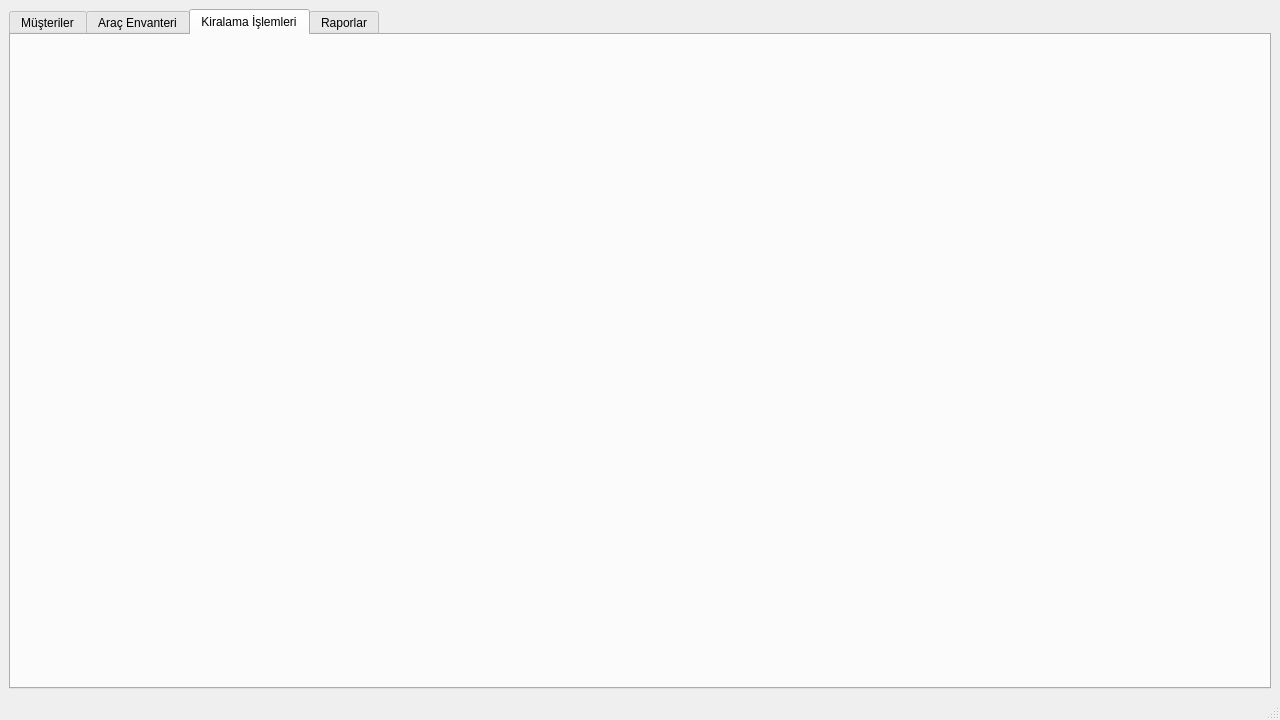
Above: main_window.ui from ardasarioglu/vtys_proje before the change. Below: the same form after it.
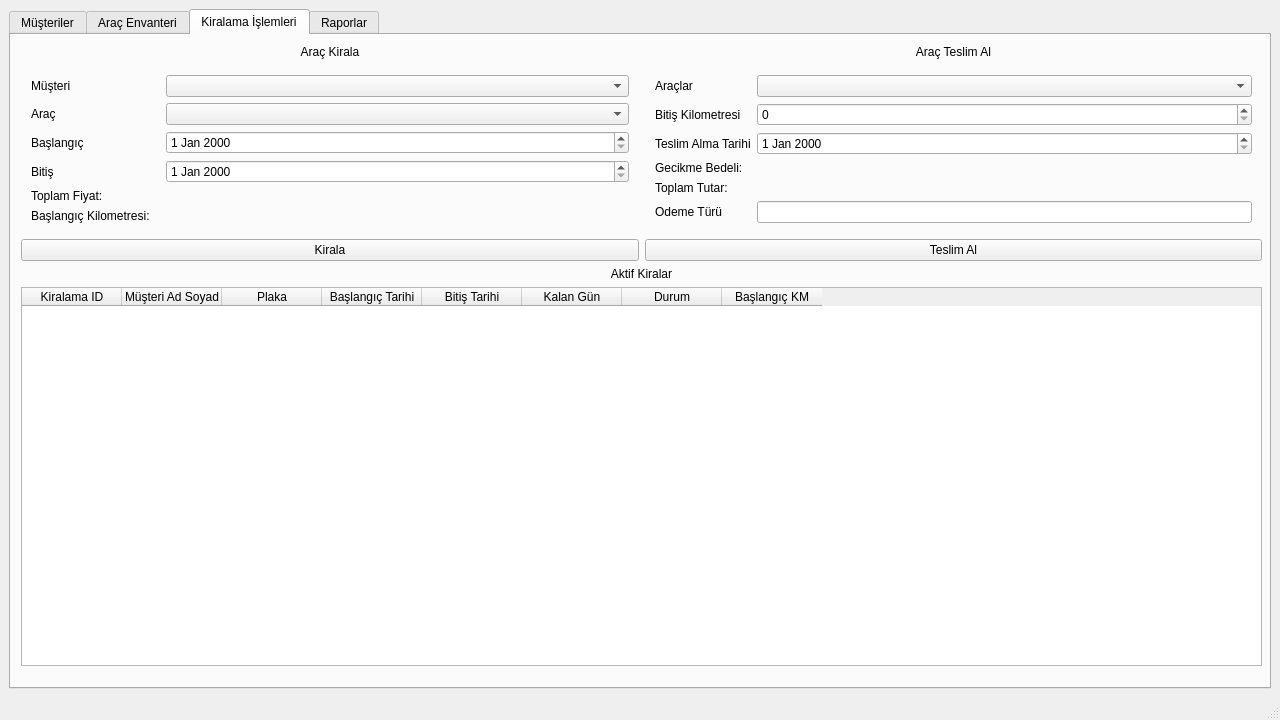
That is the form after the change. The open tabs and pages were chosen to show the change.

What changed in the file:
```diff
--- a/main_window.ui
+++ b/main_window.ui
@@ -275,6 +275,321 @@
        <attribute name="title">
         <string>Kiralama İşlemleri</string>
        </attribute>
+       <widget class="QWidget" name="layoutWidget">
+        <property name="geometry">
+         <rect>
+          <x>10</x>
+          <y>10</y>
+          <width>1241</width>
+          <height>621</height>
+         </rect>
+        </property>
+        <layout class="QVBoxLayout" name="verticalLayout_4">
+         <item>
+          <layout class="QHBoxLayout" name="horizontalLayout_5">
+           <property name="sizeConstraint">
+            <enum>QLayout::SetDefaultConstraint</enum>
+           </property>
+           <item>
+            <layout class="QVBoxLayout" name="verticalLayout_2">
+             <property name="sizeConstraint">
+              <enum>QLayout::SetDefaultConstraint</enum>
+             </property>
+             <item>
+              <widget class="QLabel" name="label_5">
+               <property name="sizePolicy">
+                <sizepolicy hsizetype="MinimumExpanding" vsizetype="Preferred">
+                 <horstretch>0</horstretch>
+                 <verstretch>0</verstretch>
+                </sizepolicy>
+               </property>
+               <property name="text">
+                <string>Araç Kirala</string>
+               </property>
+               <property name="alignment">
+                <set>Qt::AlignCenter</set>
+               </property>
+              </widget>
+             </item>
+             <item>
+              <layout class="QFormLayout" name="formLayout">
+               <property name="horizontalSpacing">
+                <number>16</number>
+               </property>
+               <property name="verticalSpacing">
+                <number>6</number>
+               </property>
+               <property name="leftMargin">
+                <number>10</number>
+               </property>
+               <property name="topMargin">
+                <number>10</number>
+               </property>
+               <property name="rightMargin">
+                <number>10</number>
+               </property>
+               <property name="bottomMargin">
+                <number>10</number>
+               </property>
+               <item row="0" column="0">
+                <widget class="QLabel" name="label">
+                 <property name="text">
+                  <string>Müşteri</string>
+                 </property>
+                </widget>
+               </item>
+               <item row="0" column="1">
+                <widget class="QComboBox" name="kiralama_musteri_combobox"/>
+               </item>
+               <item row="1" column="0">
+                <widget class="QLabel" name="label_2">
+                 <property name="text">
+                  <string>Araç</string>
+                 </property>
+                </widget>
+               </item>
+               <item row="1" column="1">
+                <widget class="QComboBox" name="kiralama_arac_combobox"/>
+               </item>
+               <item row="2" column="0">
+                <widget class="QLabel" name="label_3">
+                 <property name="text">
+                  <string>Başlangıç</string>
+                 </property>
+                </widget>
+               </item>
+               <item row="2" column="1">
+                <widget class="QDateEdit" name="kiralama_baslangic_date"/>
+               </item>
+               <item row="3" column="0">
+                <widget class="QLabel" name="label_4">
+                 <property name="text">
+                  <string>Bitiş</string>
+                 </property>
+                </widget>
+               </item>
+               <item row="3" column="1">
+                <widget class="QDateEdit" name="kiralama_bitis_date"/>
+               </item>
+               <item row="4" column="0">
+                <widget class="QLabel" name="label_10">
+                 <property name="text">
+                  <string>Toplam Fiyat:</string>
+                 </property>
+                </widget>
+               </item>
+               <item row="4" column="1">
+                <widget class="QLabel" name="kiralama_toplamfiyat_label">
+                 <property name="text">
+                  <string/>
+                 </property>
+                </widget>
+               </item>
+               <item row="5" column="0">
+                <widget class="QLabel" name="label_14">
+                 <property name="text">
+                  <string>Başlangıç Kilometresi:</string>
+                 </property>
+                </widget>
+               </item>
+               <item row="5" column="1">
+                <widget class="QLabel" name="kiralama_baslangickm_label">
+                 <property name="text">
+                  <string/>
+                 </property>
+                </widget>
+               </item>
+              </layout>
+             </item>
+             <item>
+              <widget class="QPushButton" name="kirala_pushbutton">
+               <property name="text">
+                <string>Kirala</string>
+               </property>
+              </widget>
+             </item>
+            </layout>
+           </item>
+           <item>
+            <layout class="QVBoxLayout" name="verticalLayout_3">
+             <item>
+              <widget class="QLabel" name="label_6">
+               <property name="sizePolicy">
+                <sizepolicy hsizetype="Preferred" vsizetype="Preferred">
+                 <horstretch>0</horstretch>
+                 <verstretch>0</verstretch>
+                </sizepolicy>
+               </property>
+               <property name="text">
+                <string>Araç Teslim Al</string>
+               </property>
+               <property name="alignment">
+                <set>Qt::AlignCenter</set>
+               </property>
+              </widget>
+             </item>
+             <item>
+              <layout class="QFormLayout" name="formLayout_2">
+               <property name="leftMargin">
+                <number>10</number>
+               </property>
+               <property name="topMargin">
+                <number>10</number>
+               </property>
+               <property name="rightMargin">
+                <number>10</number>
+               </property>
+               <property name="bottomMargin">
+                <number>10</number>
+               </property>
+               <item row="0" column="0">
+                <widget class="QLabel" name="label_8">
+                 <property name="text">
+                  <string>Araçlar</string>
+                 </property>
+                </widget>
+               </item>
+               <item row="0" column="1">
+                <widget class="QComboBox" name="teslimal_araclar_combobox"/>
+               </item>
+               <item row="2" column="0">
+                <widget class="QLabel" name="label_9">
+                 <property name="text">
+                  <string>Teslim Alma Tarihi</string>
+                 </property>
+                </widget>
+               </item>
+               <item row="2" column="1">
+                <widget class="QDateEdit" name="teslimal_teslimalmatarihi_date"/>
+               </item>
+               <item row="1" column="0">
+                <widget class="QLabel" name="label_12">
+                 <property name="text">
+                  <string>Bitiş Kilometresi</string>
+                 </property>
+                </widget>
+               </item>
+               <item row="1" column="1">
+                <widget class="QSpinBox" name="teslimal_bitiskm_spinbox">
+                 <property name="maximum">
+                  <number>999999999</number>
+                 </property>
+                </widget>
+               </item>
+               <item row="3" column="0">
+                <widget class="QLabel" name="label_16">
+                 <property name="text">
+                  <string>Gecikme Bedeli:</string>
+                 </property>
+                </widget>
+               </item>
+               <item row="3" column="1">
+                <widget class="QLabel" name="teslimal_gecikme_label">
+                 <property name="text">
+                  <string/>
+                 </property>
+                </widget>
+               </item>
+               <item row="4" column="0">
+                <widget class="QLabel" name="label_18">
+                 <property name="text">
+                  <string>Toplam Tutar:</string>
+                 </property>
+                </widget>
+               </item>
+               <item row="4" column="1">
+                <widget class="QLabel" name="teslimal_toplamtutar_label">
+                 <property name="text">
+                  <string/>
+                 </property>
+                </widget>
+               </item>
+               <item row="5" column="0">
+                <widget class="QLabel" name="label_7">
+                 <property name="text">
+                  <string>Odeme Türü</string>
+                 </property>
+                </widget>
+               </item>
+               <item row="5" column="1">
+                <widget class="QLineEdit" name="teslimal_odeme_lineedit"/>
+               </item>
+              </layout>
+             </item>
+             <item>
+              <widget class="QPushButton" name="teslimal_pushbutton">
+               <property name="text">
+                <string>Teslim Al</string>
+               </property>
+              </widget>
+             </item>
+            </layout>
+           </item>
+          </layout>
+         </item>
+         <item>
+          <layout class="QVBoxLayout" name="verticalLayout">
+           <item>
+            <widget class="QLabel" name="label_13">
+             <property name="text">
+              <string>Aktif Kiralar</string>
+             </property>
+             <property name="alignment">
+              <set>Qt::AlignCenter</set>
+             </property>
+            </widget>
+           </item>
+           <item>
+            <widget class="QTableWidget" name="aktifkiralar_table">
+             <property name="selectionMode">
+              <enum>QAbstractItemView::NoSelection</enum>
+             </property>
+             <column>
+              <property name="text">
+               <string>Kiralama ID</string>
+              </property>
+             </column>
+             <column>
+              <property name="text">
+               <string>Müşteri Ad Soyad</string>
+              </property>
+             </column>
+             <column>
+              <property name="text">
+               <string>Plaka</string>
+              </property>
+             </column>
+             <column>
+              <property name="text">
+               <string>Başlangıç Tarihi</string>
+              </property>
+             </column>
+             <column>
+              <property name="text">
+               <string>Bitiş Tarihi</string>
+              </property>
+             </column>
+             <column>
+              <property name="text">
+               <string>Kalan Gün</string>
+              </property>
+             </column>
+             <column>
+              <property name="text">
+               <string>Durum</string>
+              </property>
+             </column>
+             <column>
+              <property name="text">
+               <string>Başlangıç KM</string>
+              </property>
+             </column>
+            </widget>
+           </item>
+          </layout>
+         </item>
+        </layout>
+       </widget>
       </widget>
       <widget class="QWidget" name="tab_raporlar">
        <attribute name="title">
```
Left out of the diff: 251 changed lines with no effect on the pictures.
